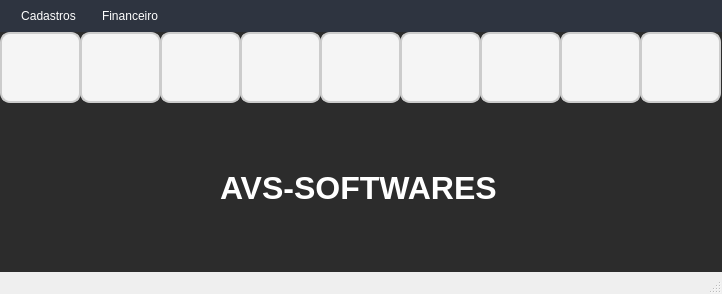
Before: the Qt Designer form frm_Main.ui in ArielAraujo18/ErpSistema, drawn with Qt 5.
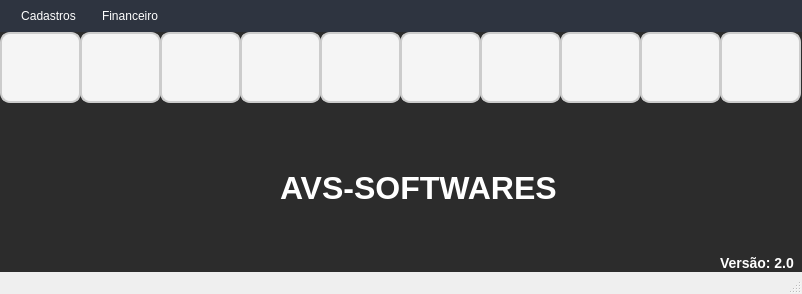
After: the same form once the commit is applied. Icons and pictures are not drawn.

```diff
--- a/frm_Main.ui
+++ b/frm_Main.ui
@@ -6,7 +6,7 @@
    <rect>
     <x>0</x>
     <y>0</y>
-    <width>722</width>
+    <width>802</width>
     <height>294</height>
    </rect>
   </property>
@@ -282,7 +282,7 @@
    <widget class="QPushButton" name="btn_sair">
     <property name="geometry">
      <rect>
-      <x>640</x>
+      <x>720</x>
       <y>0</y>
       <width>81</width>
       <height>71</height>
@@ -319,7 +319,7 @@
    <widget class="QLabel" name="label">
     <property name="geometry">
      <rect>
-      <x>220</x>
+      <x>280</x>
       <y>140</y>
       <width>301</width>
       <height>31</height>
@@ -381,13 +381,71 @@
      <string/>
     </property>
    </widget>
+   <widget class="QPushButton" name="btn_produtos_3">
+    <property name="geometry">
+     <rect>
+      <x>640</x>
+      <y>0</y>
+      <width>81</width>
+      <height>71</height>
+     </rect>
+    </property>
+    <property name="styleSheet">
+     <string notr="true">QPushButton{
+    background-color: #f5f5f5;
+    border: 2px solid #cccccc;
+    border-radius: 10px;
+    padding: 10px; 
+    color: #333333; 
+    font-size: 14px; 
+	background-image:url(:/icon_vendasconsulta/consulVenda.png); 
+    background-repeat: no-repeat; 
+    background-position: center; 
+	transition: all 0.3s ease;
+}
+QPushButton:hover{
+    background-color: #e0e0e0;
+    border-color: #aaaaaa;
+	transform: scale(1.05); 
+}
+QPushButton:pressed{
+	background-color: #d6d6d6;
+	border-color: #888888;
+	transform: scale(0.95);
+}</string>
+    </property>
+    <property name="text">
+     <string/>
+    </property>
+   </widget>
+   <widget class="QLabel" name="label_2">
+    <property name="geometry">
+     <rect>
+      <x>720</x>
+      <y>220</y>
+      <width>81</width>
+      <height>21</height>
+     </rect>
+    </property>
+    <property name="styleSheet">
+     <string notr="true">QLabel {
+    font-size: 14px;
+    color: #FFFFFF;
+    font-weight: bold;
+    text-shadow: 1px 1px 2px rgba(0, 0, 0, 0.4);
+}</string>
+    </property>
+    <property name="text">
+     <string>Versão: 2.0</string>
+    </property>
+   </widget>
   </widget>
   <widget class="QMenuBar" name="menubar">
    <property name="geometry">
     <rect>
      <x>0</x>
      <y>0</y>
-     <width>722</width>
+     <width>802</width>
      <height>34</height>
     </rect>
    </property>
```
Left out of the diff: 1 changed line with no effect on the pictures.
